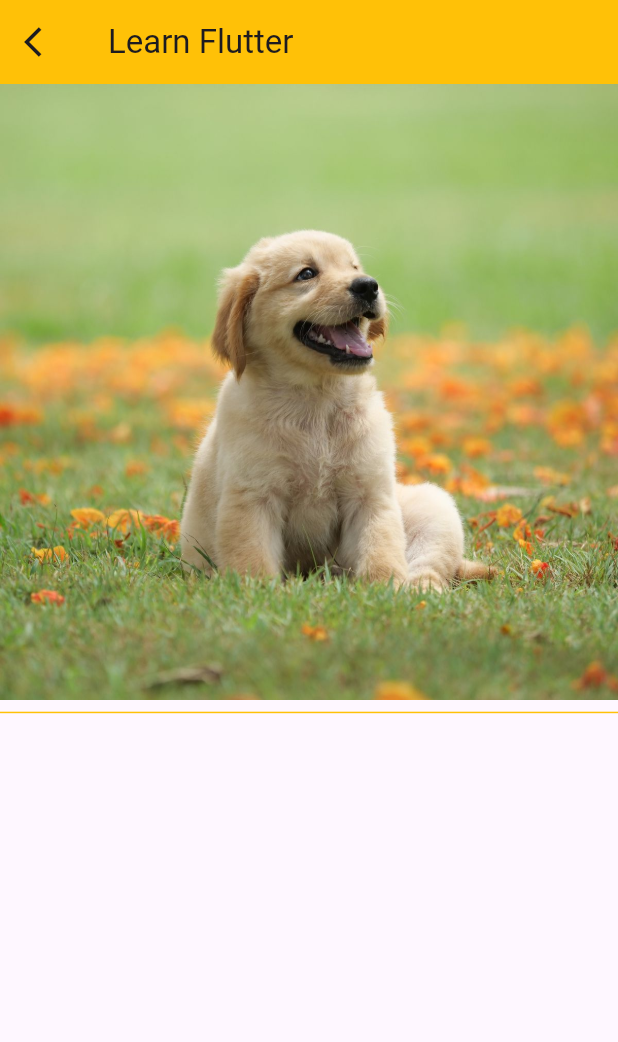
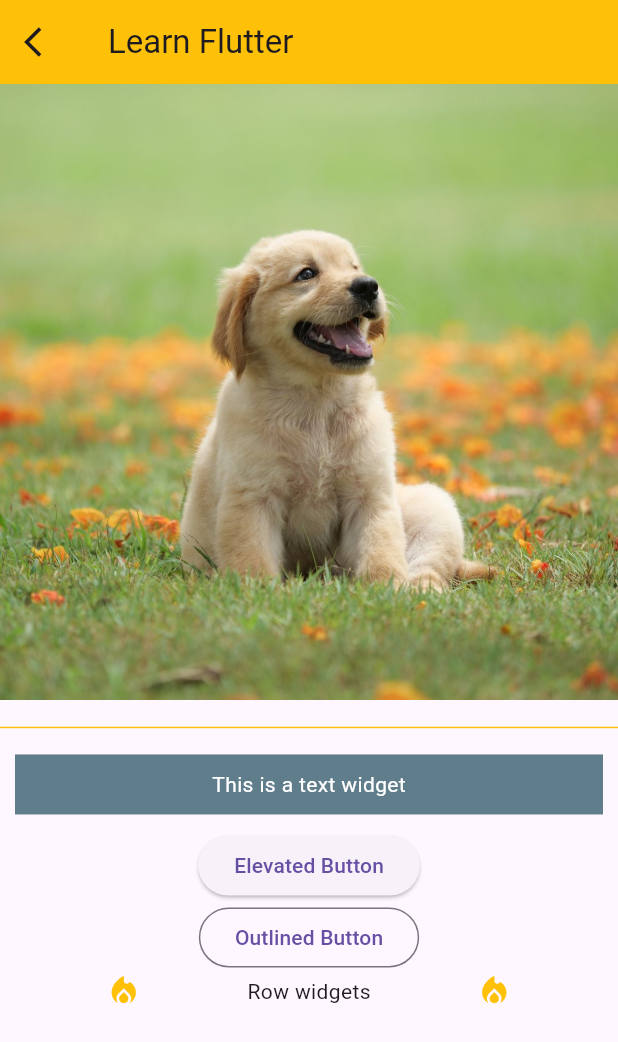
Before and after one commit to Szewong-Jess/flutter_dummy_app, a Flutter app: the LearnFlutterPage screen opened directly, on a phone screen of 412 x 824 dp. Shown: the top 1042 px of the screen. Run offline on Flutter 3.47's test engine with Material 3 defaults, Android fonts, the phone set to English and light mode, and no system bars.

Commit message:
wrap widgets

```diff
--- a/lib/learn_flutter_page.dart
+++ b/lib/learn_flutter_page.dart
@@ -25,8 +25,54 @@ class _LearnFlutterPageState extends State<LearnFlutterPage> {
       body: Column(
         children: [
           Image.asset('images/einstein.jpg'),
+          const SizedBox(
+            height: 10,
+          ),
           const Divider(
             color: Colors.amber,
+          ),
+          Container(
+              margin: const EdgeInsets.all(10.0),
+              padding: const EdgeInsets.all(10.0),
+              width: double.infinity,
+              color: Colors.blueGrey,
+              child: const Center(
+                child: Text('This is a text widget',
+                    style: TextStyle(color: Colors.white)),
+              )),
+          ElevatedButton(
+              onPressed: () {
+                debugPrint('Elevated Button');
+              },
+              child: const Text('Elevated Button')),
+          OutlinedButton(
+              onPressed: () {
+                debugPrint('Outlines Button');
+              },
+              child: const Text('Outlined Button')),
+          GestureDetector(
+            behavior: HitTestBehavior.opaque,
+            onTap: () {
+              debugPrint(
+                'This is the row',
+              );
+            },
+            child: const Row(
+              mainAxisAlignment: MainAxisAlignment.spaceEvenly,
+              children: [
+                Icon(
+                  Icons.local_fire_department,
+                  color: Colors.amber,
+                ),
+                Text(
+                  'Row widgets',
+                ),
+                Icon(
+                  Icons.local_fire_department,
+                  color: Colors.amber,
+                ),
+              ],
+            ),
           )
         ],
       ),
```
